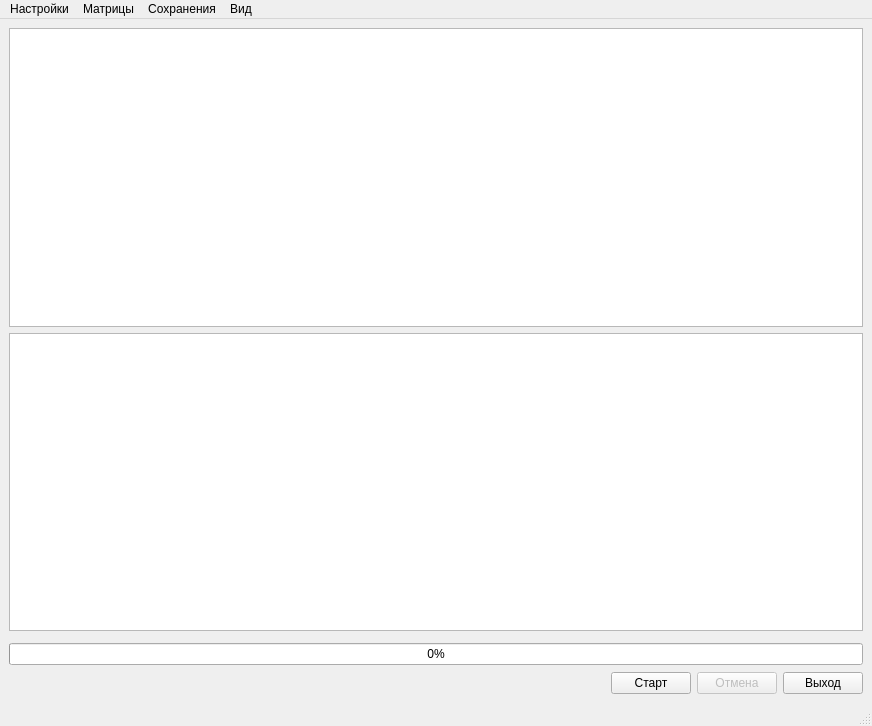
This is ui/widget.ui in Maxmaxgggg/Spectrum as Qt 5 draws it before an edit. The edited form follows.
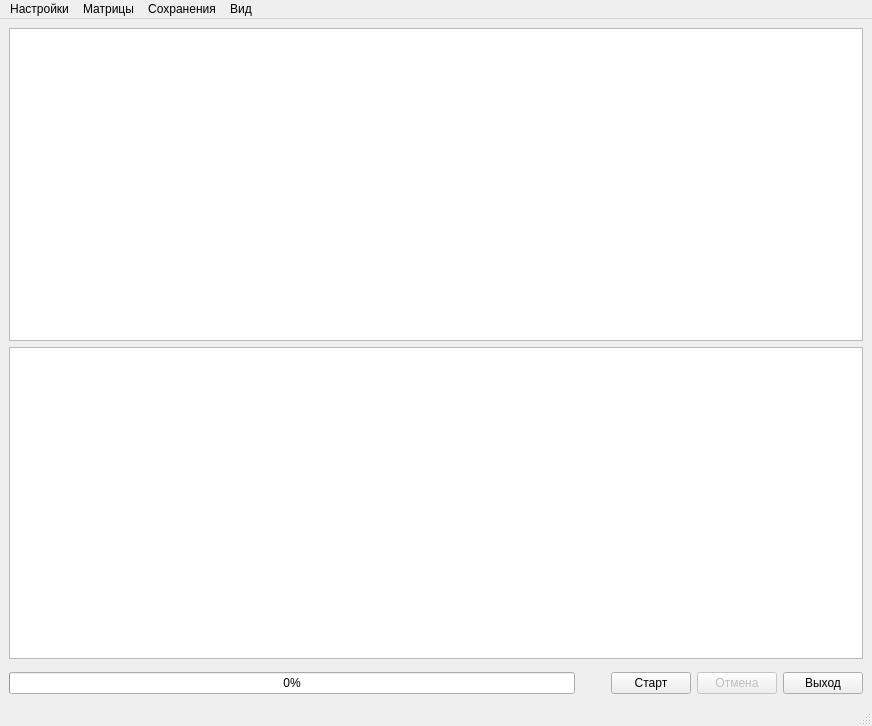
This is the edited form. Icons and pictures are not drawn. Custom widgets are drawn as their Qt base class.

Diff of the .ui file:
```diff
--- a/ui/widget.ui
+++ b/ui/widget.ui
@@ -40,55 +40,14 @@
      <widget class="QCustomPlot" name="spectrumCPT" native="true" />
     </item>
     <item>
-     <widget class="QProgressBar" name="infoPBR">
-      <property name="value">
-       <number>0</number>
-      </property>
-     </widget>
-    </item>
-    <item>
-     <layout class="QHBoxLayout" name="horizontalLayout">
+     <layout class="QHBoxLayout" name="actionsLayout">
       <item>
-       <spacer name="horizontalSpacer_2">
-        <property name="orientation">
-         <enum>Qt::Horizontal</enum>
-        </property>
-        <property name="sizeHint" stdset="0">
-         <size>
-          <width>40</width>
-          <height>20</height>
-         </size>
-        </property>
-       </spacer>
-      </item>
-      <item>
-       <widget class="QLabel" name="infoLBL">
-        <property name="font">
-         <font>
-          <family>Courier New</family>
-         </font>
-        </property>
-        <property name="text">
-         <string />
-        </property>
-        <property name="alignment">
-         <set>Qt::AlignLeading|Qt::AlignLeft|Qt::AlignVCenter</set>
+       <widget class="QProgressBar" name="infoPBR">
+        <property name="value">
+         <number>0</number>
         </property>
        </widget>
       </item>
-      <item>
-       <spacer name="horizontalSpacer">
-        <property name="orientation">
-         <enum>Qt::Horizontal</enum>
-        </property>
-        <property name="sizeHint" stdset="0">
-         <size>
-          <width>40</width>
-          <height>20</height>
-         </size>
-        </property>
-       </spacer>
-      </item>
       <item>
        <widget class="QLabel" name="saveLBL">
         <property name="sizePolicy">
```
